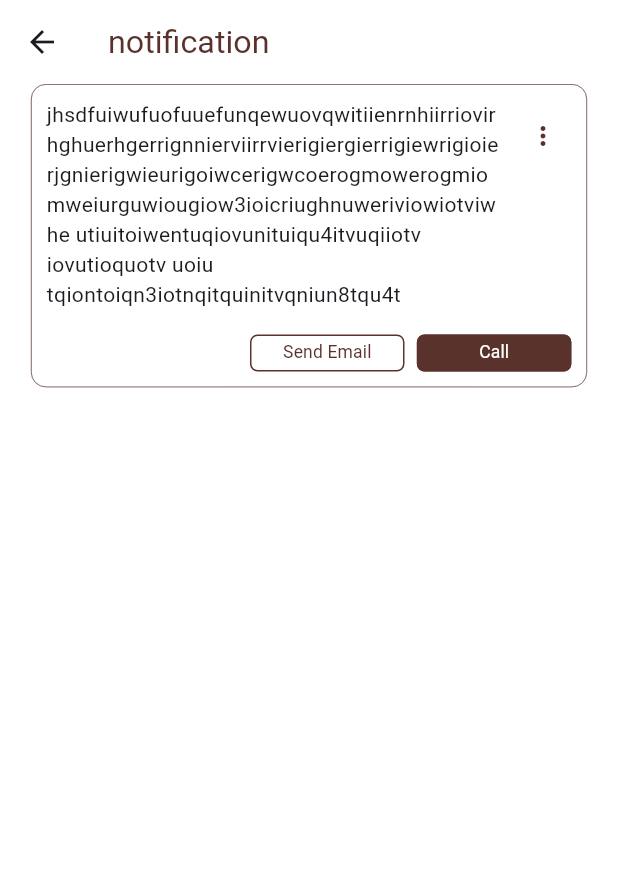
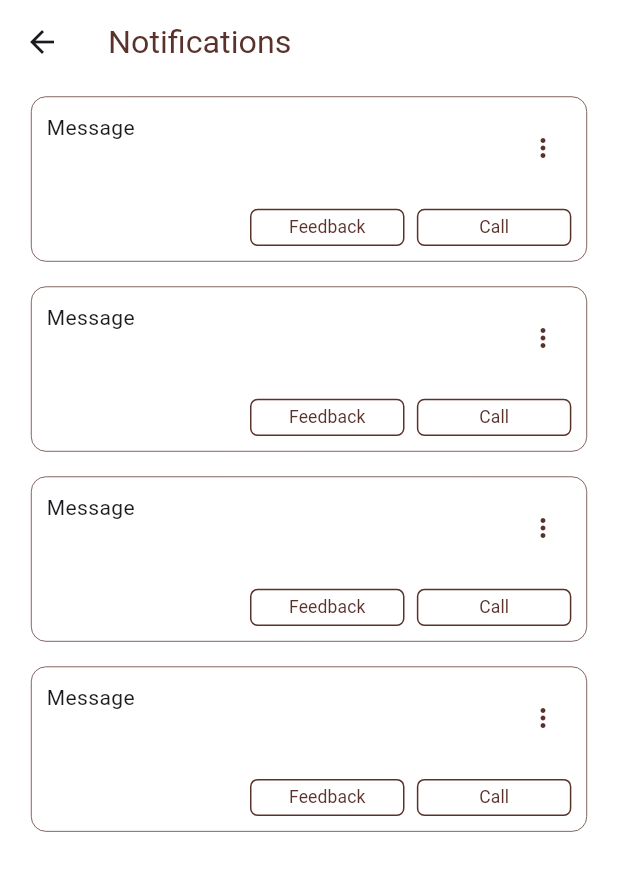
Before and after one commit to Rudrika15/vaidraj-frontend, a Flutter app: the NotificationsScreen screen opened directly, on a phone screen of 412 x 824 dp. Shown: the top 871 px of the screen. Run offline on Flutter 3.47's test engine with Material 3 defaults, Android fonts, the phone set to English and light mode, and no system bars; our stand-ins replace flutter_dotenv, hive_flutter, shared_preferences, sizer, toastification, webview_flutter and 1 more; accounts and stored records are empty.

Commit message:
feedback page ui done, notification page ui done, some changes in widgets to get some fucntionality

```diff
--- a/lib/arb/app_en.json
+++ b/lib/arb/app_en.json
@@ -25,12 +25,17 @@
   "addressReq": "Address required",
   "login": "Login",
   "submit": "Submit",
+  "anythingYouWantToTellUs":"Anything you want to tell us?",
+  "howYourExperienceWithUs":"How's your experience with us?",
+  "comment":"comment",
   "mobileVerification": "Mobile Verification",
   "mobileNumber": "Mobile Number",
   "mobileNumberReq": "Mobile Number Required",
   "mobileNotValid" : "Mobile Number Not Valid !!",
   "home": "Home",
+  "feedback" : "Feedback",
   "specialities": "Specialities",
+  "notification" : "Notifications",
   "products": "Products",
   "appointment": "Appointment",
   "bookAppointment" : "Book Appointment",
--- a/lib/screens/notification/notifications_screen.dart
+++ b/lib/screens/notification/notifications_screen.dart
@@ -3,7 +3,9 @@ import 'package:provider/provider.dart';
 import 'package:sizer/sizer.dart';
 import 'package:vaidraj/constants/sizes.dart';
 import 'package:vaidraj/provider/localization_provider.dart';
+import 'package:vaidraj/screens/feedback/feedback.dart';
 import 'package:vaidraj/utils/method_helper.dart';
+import 'package:vaidraj/utils/navigation_helper/navigation_helper.dart';
 import 'package:vaidraj/widgets/custom_container.dart';
 import 'package:vaidraj/widgets/icon_btn_widget.dart';
 import 'package:vaidraj/widgets/primary_btn.dart';
@@ -33,8 +35,39 @@ class NotificationsScreen extends StatelessWidget {
           child: Column(
             mainAxisSize: MainAxisSize.min,
             children: [
-              CustomContainer(
-                margin: EdgeInsets.symmetric(horizontal: 5.w),
+              NotificationWidget(
+                message: "Message",
+                langProvider: langProvider,
+              ),
+              NotificationWidget(
+                message: "Message",
+                langProvider: langProvider,
+              ),
+              NotificationWidget(
+                message: "Message",
+                langProvider: langProvider,
+              ),
+              NotificationWidget(
+                message: "Message",
+                langProvider: langProvider,
+              ),
+            ],
+          ),
+        )),
+      ),
+    );
+  }
+}
+
+class NotificationWidget extends StatelessWidget with NavigateHelper {
+  const NotificationWidget(
+      {super.key, required this.message, required this.langProvider});
+  final String message;
+  final LocalizationProvider langProvider;
+  @override
+  Widget build(BuildContext context) {
+    return CustomContainer(
+      margin: EdgeInsets.symmetric(horizontal: 5.w, vertical: 1.h),
       padding: EdgeInsets.all(AppSizes.size10),
       // height: 15.h,
       width: 90.w,
@@ -49,10 +82,7 @@ class NotificationsScreen extends StatelessWidget {
           Row(
             crossAxisAlignment: CrossAxisAlignment.start,
             children: [
-                        Expanded(
-                            flex: 8,
-                            child: Text(
-                                "jhsdfuiwufuofuuefunqewuovqwitiienrnhiirriovirhghuerhgerrignnierviirrvierigiergierrigiewrigioierjgnierigwieurigoiwcerigwcoerogmowerogmiomweiurguwiougiow3ioicriughnuweriviowiotviwhe utiuitoiwentuqiovunituiqu4itvuqiiotv iovutioquotv uoiu tqiontoiqn3iotnqitquinitvqniun8tqu4t")),
+              Expanded(flex: 8, child: Text(message)),
               MethodHelper.widthBox(width: AppSizes.size10),
               Expanded(
                 child: CustomIconBtnWidget(
@@ -66,9 +96,10 @@ class NotificationsScreen extends StatelessWidget {
             crossAxisAlignment: CrossAxisAlignment.start,
             children: [
               PrimaryBtn(
-                          btnText: langProvider.translate("sendEmail"),
+                btnText: langProvider.translate("feedback"),
                 onTap: () {
                   // add logic to email
+                  push(context, const FeedbackScreen());
                 },
                 height: 3.h,
                 width: 25.w,
@@ -87,19 +118,15 @@ class NotificationsScreen extends StatelessWidget {
                 height: 3.h,
                 width: 25.w,
                 borderRadius: BorderRadius.circular(5),
+                backGroundColor: AppColors.whiteColor,
                 borderColor: AppColors.brownColor,
                 textStyle: TextSizeHelper.xSmallTextStyle
-                              .copyWith(color: AppColors.whiteColor),
+                    .copyWith(color: AppColors.brownColor),
               )
             ],
           )
         ],
       ),
-              )
-            ],
-          ),
-        )),
-      ),
     );
   }
 }
--- a/lib/utils/border_helper/border_helper.dart
+++ b/lib/utils/border_helper/border_helper.dart
@@ -31,4 +31,18 @@ class BorderHelper {
     focusedErrorBorder: UnderlineInputBorder(
         borderSide: BorderSide(color: AppColors.errorColor)),
   );
+  static InputDecoration brownAllBorder = const InputDecoration(
+    border:
+        OutlineInputBorder(borderSide: BorderSide(color: AppColors.brownColor)),
+    disabledBorder:
+        OutlineInputBorder(borderSide: BorderSide(color: AppColors.brownColor)),
+    errorBorder:
+        OutlineInputBorder(borderSide: BorderSide(color: AppColors.errorColor)),
+    enabledBorder:
+        OutlineInputBorder(borderSide: BorderSide(color: AppColors.brownColor)),
+    focusedBorder:
+        OutlineInputBorder(borderSide: BorderSide(color: AppColors.brownColor)),
+    focusedErrorBorder:
+        OutlineInputBorder(borderSide: BorderSide(color: AppColors.errorColor)),
+  );
 }
```
Also changed, not shown: lib/arb/app_hi.json (+6 -1 lines), lib/screens/feedback/feedback.dart (added, +208 -0 lines), lib/screens/patient_screen/appointment.dart (+46 -10 lines), lib/screens/patient_screen/view_product_or_appointment.dart (+40 -36 lines), lib/widgets/custom_dropdown.dart (+8 -3 lines), lib/widgets/custom_text_field_widget.dart (+5 -2 lines). Lines whose indentation alone changed are shown as unchanged.
